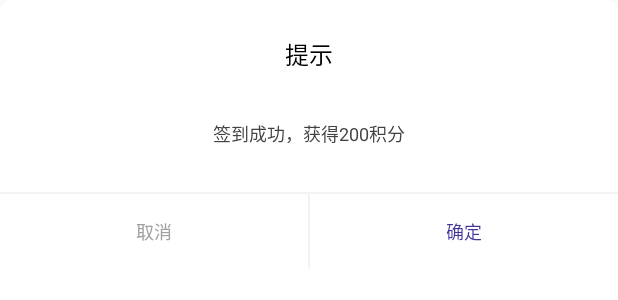
After one commit to liuzhanjun/UIUtils, an Android app: the layout dialog_commom.xml on its own in the app's theme, with its tools: preview values and no code run, on a phone screen of 412 x 824 dp. The commit adds this screen. Shown: the top 300 px of the screen. Run offline under Robolectric (Android 15) with nearby library versions, the phone set to English and light mode, and no system bars.

Commit message:
添加dialog1

```diff
--- a/app/src/main/java/liu/zhan/jun/highuilist/modelim/ListModleIm.java
+++ b/app/src/main/java/liu/zhan/jun/highuilist/modelim/ListModleIm.java
@@ -25,6 +25,7 @@ public class ListModleIm implements ListModelIn {
         data.add("recyclerView");
         data.add("BottomMenudialog");
         data.add("CoordinatorLayout,AppBarLayout,CollapsingToolbarLayout，NestedScrollView");
+        data.add("dialog1");
         data.add("NavigationView");
         data.add("SnackBar");
         data.add("TextInputLayotu");
@@ -34,6 +35,8 @@ public class ListModleIm implements ListModelIn {
         data.add("CardView");
         data.add("FloatingActionBar");
         data.add("CoordinatorLayout_Behavior_fab");
+
+
         UiListAdapter adapter=new
                 UiListAdapter(
                 data,new WeakReference<Context>(mContext));
--- a/app/src/main/java/liu/zhan/jun/highuilist/presenter/ListItemClickPresent.java
+++ b/app/src/main/java/liu/zhan/jun/highuilist/presenter/ListItemClickPresent.java
@@ -52,6 +52,11 @@ public class ListItemClickPresent<T> extends BasePresenter<T> {
 
 
                         break;
+                    case 6:
+                        ((ListViewIn) getView()).alterDialog1();
+
+
+                        break;
                 }
             }
 
--- a/app/src/main/java/liu/zhan/jun/highuilist/viewIn/ListViewIn.java
+++ b/app/src/main/java/liu/zhan/jun/highuilist/viewIn/ListViewIn.java
@@ -7,4 +7,5 @@ package liu.zhan.jun.highuilist.viewIn;
 public interface ListViewIn {
     public void jumpToActivity(Class<?> zclass);
     public void alterDialog();
+    public void alterDialog1();
 }
--- /dev/null
+++ b/app/src/main/res/drawable/bg_dialog_left_white.xml
@@ -0,0 +1,6 @@
+<?xml version="1.0" encoding="utf-8"?>
+<shape xmlns:android="http://schemas.android.com/apk/res/android" android:shape="rectangle">
+
+    <solid android:color="@color/white" />
+    <corners android:bottomLeftRadius="8dp" />
+</shape>
--- /dev/null
+++ b/app/src/main/res/drawable/bg_dialog_right_white.xml
@@ -0,0 +1,6 @@
+<?xml version="1.0" encoding="utf-8"?>
+<shape xmlns:android="http://schemas.android.com/apk/res/android"
+    android:shape="rectangle">
+    <solid android:color="@color/white" />
+    <corners android:bottomRightRadius="8dp" />
+</shape>
--- /dev/null
+++ b/app/src/main/res/drawable/bg_round_white.xml
@@ -0,0 +1,7 @@
+<?xml version="1.0" encoding="utf-8"?>
+<shape xmlns:android="http://schemas.android.com/apk/res/android"
+    android:shape="rectangle">
+
+    <solid android:color="@color/white" />
+    <corners android:radius="8dp" />
+</shape>
--- /dev/null
+++ b/app/src/main/res/layout/dialog_commom.xml
@@ -0,0 +1,76 @@
+<?xml version="1.0" encoding="utf-8"?>
+<LinearLayout xmlns:android="http://schemas.android.com/apk/res/android"
+    android:id="@+id/lLayout_bg"
+    android:layout_width="match_parent"
+    android:layout_height="match_parent"
+    android:background="@drawable/bg_round_white"
+    android:orientation="vertical">
+
+    <TextView
+        android:id="@+id/title"
+        android:layout_width="match_parent"
+        android:layout_height="wrap_content"
+        android:layout_marginTop="12dp"
+        android:gravity="center_horizontal"
+        android:padding="12dp"
+        android:text="提示"
+        android:textColor="@color/black"
+        android:textSize="16sp" />
+
+
+    <TextView
+        android:id="@+id/content"
+        android:layout_width="match_parent"
+        android:layout_height="wrap_content"
+        android:layout_gravity="center_horizontal"
+        android:layout_marginBottom="30dp"
+        android:layout_marginLeft="40dp"
+        android:layout_marginRight="40dp"
+        android:layout_marginTop="20dp"
+        android:gravity="center"
+        android:lineSpacingExtra="3dp"
+        android:text="签到成功，获得200积分"
+        android:textColor="@color/font_common_1"
+        android:textSize="12sp" />
+
+    <View
+        android:layout_width="match_parent"
+        android:layout_height="1dp"
+        android:background="@color/commom_background" />
+
+    <LinearLayout
+        android:layout_width="match_parent"
+        android:layout_height="50dp"
+        android:orientation="horizontal">
+
+        <TextView
+            android:id="@+id/cancel"
+            android:layout_width="match_parent"
+            android:layout_height="match_parent"
+            android:layout_weight="1.0"
+            android:background="@drawable/bg_dialog_left_white"
+            android:gravity="center"
+            android:text="取消"
+            android:textColor="@color/font_common_2"
+            android:textSize="12sp" />
+
+        <View
+            android:layout_width="1dp"
+            android:layout_height="match_parent"
+            android:background="@color/commom_background" />
+
+        <TextView
+            android:id="@+id/submit"
+            android:layout_width="match_parent"
+            android:layout_height="match_parent"
+            android:layout_weight="1.0"
+            android:background="@drawable/bg_dialog_right_white"
+            android:gravity="center"
+            android:text="确定"
+            android:textColor="@color/font_blue"
+            android:textSize="12sp" />
+
+    </LinearLayout>
+
+
+</LinearLayout>
--- a/app/src/main/res/values/colors.xml
+++ b/app/src/main/res/values/colors.xml
@@ -4,4 +4,11 @@
     <color name="colorPrimaryDark">#303F9F</color>
     <color name="green">#00FF00</color>
     <color name="colorAccent">#FF4081</color>
+    <!-- 白色-->
+    <color name="white">#ffffff</color>
+    <color name="black">#000000</color>
+    <color name="font_common_1">#424242</color>
+    <color name="font_common_2">#a1a1a1</color>
+    <color name="commom_background">#f3f3f3</color>
+    <color name="font_blue">#42369a</color>
 </resources>
```
Also changed, not shown: app/src/main/java/liu/zhan/jun/highuilist/MainActivity.java (+29 -7 lines), app/src/main/java/liu/zhan/jun/highuilist/widget/SaveOrderDialg.java (added, +138 -0 lines), app/src/main/res/values/styles.xml (+15 -0 lines).
